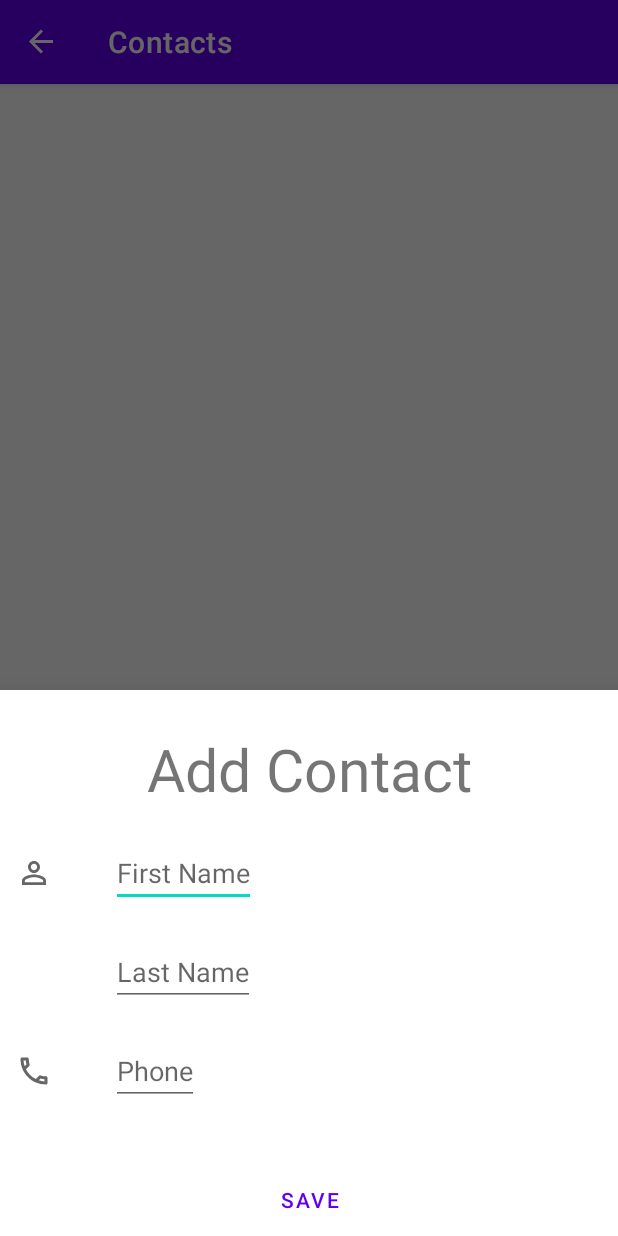
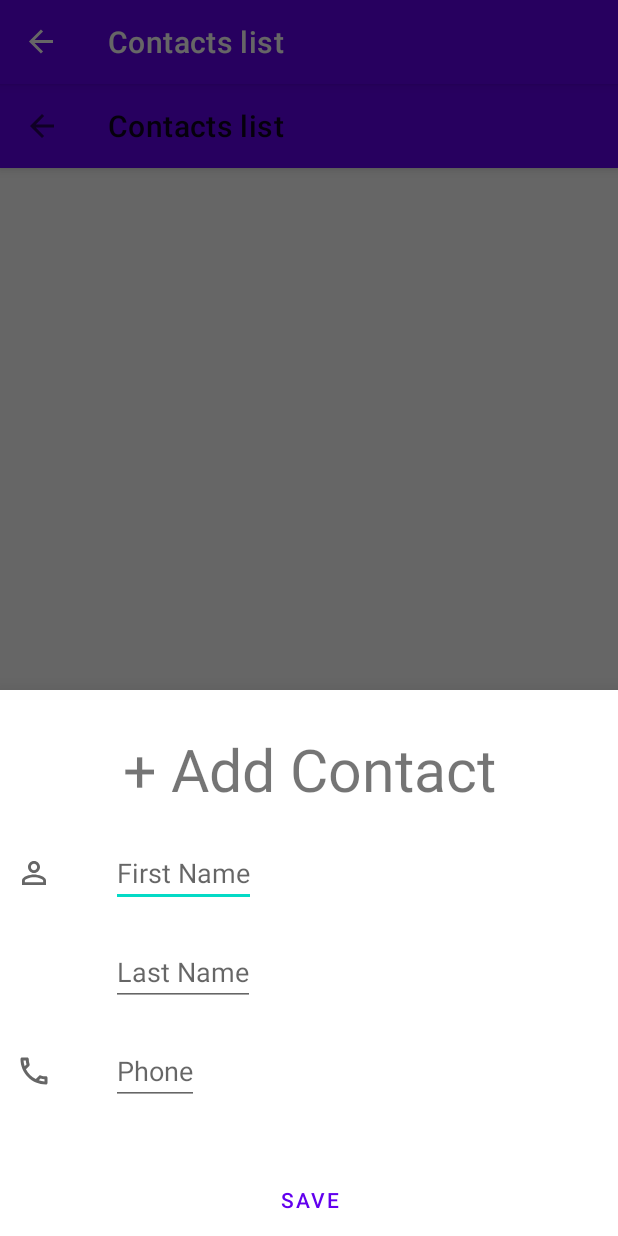
Before and after one commit to OpenLake/Sampoorna, an Android app: the ContactFragment screen opened through its navigation route, after a tap on an icon or button, on a phone screen of 412 x 824 dp. Run offline under Robolectric (Android 15) with nearby library versions, the phone set to English and light mode, and no system bars; our stand-ins replace Dagger/Hilt's generated code, navigation-ui, sdp/ssp sizes; 1 statement that could not run was skipped.

Commit message:
contact list updation , deletion faulty,added sos services

```diff
--- a/app/build.gradle
+++ b/app/build.gradle
@@ -70,6 +70,8 @@ dependencies {
     implementation group: 'androidx.lifecycle', name: 'lifecycle-viewmodel-ktx', version: '2.4.0'
     kapt("androidx.hilt:hilt-compiler:1.0.0")
 
-    //SafeArgs
+    //Location by Play Services
+    implementation 'com.google.android.gms:play-services-location:19.0.0'
+
 
 }
--- a/app/src/main/AndroidManifest.xml
+++ b/app/src/main/AndroidManifest.xml
@@ -2,6 +2,7 @@
 <manifest xmlns:android="http://schemas.android.com/apk/res/android"
     package="org.openlake.sampoorna">
 
+    <uses-permission android:name="android.permission.VIBRATE" />
     <application
         android:name=".App"
         android:allowBackup="true"
--- a/app/src/main/java/org/openlake/sampoorna/data/dao/ContactsDao.kt
+++ b/app/src/main/java/org/openlake/sampoorna/data/dao/ContactsDao.kt
@@ -11,7 +11,7 @@ interface ContactsDao {
     fun insert(contact: ContactsEntity)
 
     @Delete
-    fun delete(note: ContactsEntity)
+    fun delete(contact: ContactsEntity)
 
     @Query("Select * from contacts order by id ASC")
     fun getAllContacts(): LiveData<List<ContactsEntity>>
--- a/app/src/main/java/org/openlake/sampoorna/data/repository/ContactsRepository.kt
+++ b/app/src/main/java/org/openlake/sampoorna/data/repository/ContactsRepository.kt
@@ -7,5 +7,5 @@ import org.openlake.sampoorna.data.sources.entities.ContactsEntity
 interface ContactsRepository {
      fun fetchAllContacts() : LiveData<List<ContactsEntity>>
      suspend fun insert(contact: Contacts)
-     fun delete(contact: Contacts)
+     suspend fun delete(contact: Contacts)
 }
--- a/app/src/main/java/org/openlake/sampoorna/data/repository/ContactsRepositoryImpl.kt
+++ b/app/src/main/java/org/openlake/sampoorna/data/repository/ContactsRepositoryImpl.kt
@@ -1,5 +1,6 @@
 package org.openlake.sampoorna.data.repository
 
+import android.util.Log
 import androidx.lifecycle.LiveData
 import org.openlake.sampoorna.data.di.Transformer
 import org.openlake.sampoorna.data.sources.AppDatabase
@@ -19,7 +20,7 @@ class ContactsRepositoryImpl @Inject constructor(val appDatabase: AppDatabase):
         appDatabase.contactsDao().insert(Transformer.convertContactModelToContactEntity(contact))
     }
 
-    override fun delete(contact: Contacts) {
+    override suspend fun delete(contact: Contacts) {
         appDatabase.contactsDao().delete(Transformer.convertContactModelToContactEntity(contact))
     }
 }
--- a/app/src/main/java/org/openlake/sampoorna/presentation/MainActivity.kt
+++ b/app/src/main/java/org/openlake/sampoorna/presentation/MainActivity.kt
@@ -25,7 +25,7 @@ class MainActivity : AppCompatActivity() {
         //Implementing bottom navigation view
         val bottomNavigationView = findViewById<BottomNavigationView>(R.id.bottomNavigationView)
         val navController = findNavController(R.id.fragmentContainerView)
-        //using AppBarConfiguration because sibiling screens are not hierarchically related
+        //using AppBarConfiguration because sibling screens are not hierarchically related
         val appBarConfiguration = AppBarConfiguration(setOf(R.id.alertFragment,R.id.trackingFragment))
         setupActionBarWithNavController(navController,appBarConfiguration)
         bottomNavigationView.setupWithNavController(navController)
--- a/app/src/main/java/org/openlake/sampoorna/presentation/features/contacts/AddContactBottomSheet.kt
+++ b/app/src/main/java/org/openlake/sampoorna/presentation/features/contacts/AddContactBottomSheet.kt
@@ -6,6 +6,7 @@ import android.util.Patterns
 import android.view.LayoutInflater
 import android.view.View
 import android.view.ViewGroup
+import android.widget.EditText
 import android.widget.Toast
 import androidx.fragment.app.activityViewModels
 import com.google.android.material.bottomsheet.BottomSheetDialogFragment
@@ -24,15 +25,14 @@ class AddContactBottomSheet: BottomSheetDialogFragment() {
         savedInstanceState: Bundle?
     ): View? {
         return inflater.inflate(R.layout.bottomsheet_add_contacts, container, false)
-
     }
 
     override fun onViewCreated(view: View, savedInstanceState: Bundle?) {
         super.onViewCreated(view, savedInstanceState)
 
         val btn_save_contact:MaterialButton=view.findViewById(R.id.btn_add_contact)
-        val contact_first_name:TextInputEditText=view.findViewById(R.id.first_name_input)
-        val contact_last_name:TextInputEditText=view.findViewById(R.id.last_name_input)
+        val contact_first_name:EditText=view.findViewById(R.id.first_name_input)
+        val contact_last_name:EditText=view.findViewById(R.id.last_name_input)
         val contact_phone_number:TextInputEditText=view.findViewById(R.id.contact_number_add)
         btn_save_contact.setOnClickListener {
             if(contact_first_name.text?.isEmpty()!!  ){
@@ -49,14 +49,11 @@ class AddContactBottomSheet: BottomSheetDialogFragment() {
                 contact_phone_number.requestFocus()
                 return@setOnClickListener
             }
-            val contact= Contacts(contact_first_name.text.toString()+contact_last_name.toString(),contact_phone_number.text.toString())
+            val contact= Contacts(contact_first_name.text.toString()+" "+contact_last_name.text.toString(),contact_phone_number.text.toString())
             contactSharedViewModel.insertContact(contact)
-
             dismiss()
         }
 
     }
 
-
-
 }
--- a/app/src/main/java/org/openlake/sampoorna/presentation/features/contacts/ContactFragment.kt
+++ b/app/src/main/java/org/openlake/sampoorna/presentation/features/contacts/ContactFragment.kt
@@ -2,21 +2,22 @@ package org.openlake.sampoorna.presentation.features.contacts
 
 import android.os.Bundle
 import android.util.Log
-import android.view.LayoutInflater
-import android.view.View
-import android.view.ViewGroup
+import android.view.*
+import android.widget.Button
+import androidx.appcompat.app.AppCompatActivity
 import androidx.fragment.app.Fragment
 import androidx.lifecycle.ViewModelProvider
+import androidx.navigation.Navigation
 import androidx.recyclerview.widget.LinearLayoutManager
 import androidx.recyclerview.widget.RecyclerView
+import com.google.android.material.appbar.AppBarLayout
+import com.google.android.material.appbar.MaterialToolbar
 import com.google.android.material.floatingactionbutton.FloatingActionButton
 import dagger.hilt.android.AndroidEntryPoint
-import org.openlake.sampoorna.App
 import org.openlake.sampoorna.R
-import org.openlake.sampoorna.presentation.adapter.ContactsRVAdapter
-import org.openlake.sampoorna.presentation.adapter.Listeners
 import org.openlake.sampoorna.databinding.FragmentContactBinding
 import org.openlake.sampoorna.data.sources.entities.Contacts
+import org.openlake.sampoorna.presentation.MainActivity
 
 @AndroidEntryPoint
 class ContactFragment : Fragment(R.layout.fragment_contact), Listeners {
@@ -27,6 +28,8 @@ class ContactFragment : Fragment(R.layout.fragment_contact), Listeners {
     override fun onCreateView(inflater: LayoutInflater, container: ViewGroup?, savedInstanceState: Bundle?): View {
         _binding = FragmentContactBinding.inflate(inflater,container,false)
         val view = binding.root
+        val act = activity as MainActivity
+        act.setTheme(R.style.AppTheme)
 
         //Implementing Recycler View settings
         val contactsRV = view.findViewById<RecyclerView>(R.id.contacts_rv)
@@ -37,20 +40,26 @@ class ContactFragment : Fragment(R.layout.fragment_contact), Listeners {
         //ViewModel instantiating
         viewModel = ViewModelProvider(this)[ContactsViewModel::class.java]
         viewModel.allContacts.observe(viewLifecycleOwner,{
-                adapter.updateContacts(it)
-        })
+                //adapter.updateContacts(it as ArrayList<Contacts>)
+
+        }
+        )
 
         //fab actions
         val addContactsFragment= AddContactBottomSheet()
         val addContactBtn = view.findViewById<FloatingActionButton>(R.id.contacts_add)
         addContactBtn.setOnClickListener {
             addContactsFragment.show(parentFragmentManager,"addContactBottomSheet")
-
+        }
+        val contactsTopAppBar = view.findViewById<MaterialToolbar>(R.id.topAppBar)
+        contactsTopAppBar.setNavigationOnClickListener {
+            Navigation.findNavController(it).navigate(R.id.action_contactFragment_to_alertFragment)
         }
         return view
     }
 
     override fun onItemClicked(contact: Contacts) {
         viewModel.deleteContact(contact)
+
     }
 }
--- /dev/null
+++ b/app/src/main/res/drawable/ic_arrow_left.xml
@@ -0,0 +1,11 @@
+<vector xmlns:android="http://schemas.android.com/apk/res/android"
+    android:width="24dp"
+    android:height="24dp"
+    android:viewportWidth="24"
+    android:viewportHeight="24"
+    android:tint="?attr/colorControlNormal"
+    android:autoMirrored="true">
+  <path
+      android:fillColor="@android:color/white"
+      android:pathData="M20,11H7.83l5.59,-5.59L12,4l-8,8 8,8 1.41,-1.41L7.83,13H20v-2z"/>
+</vector>
--- a/app/src/main/res/layout/fragment_contact.xml
+++ b/app/src/main/res/layout/fragment_contact.xml
@@ -2,24 +2,46 @@
 <androidx.constraintlayout.widget.ConstraintLayout xmlns:android="http://schemas.android.com/apk/res/android"
     xmlns:tools="http://schemas.android.com/tools"
     xmlns:app="http://schemas.android.com/apk/res-auto"
-    android:id="@+id/frameLayout"
     android:layout_width="match_parent"
     android:layout_height="match_parent"
     tools:context=".presentation.features.contacts.ContactFragment">
+
+    <com.google.android.material.appbar.AppBarLayout
+        android:id="@+id/ContactTopAppBar"
+        android:layout_width="match_parent"
+        android:layout_height="wrap_content"
+        app:layout_constraintStart_toStartOf="parent"
+        app:layout_constraintEnd_toEndOf="parent"
+        app:layout_constraintTop_toTopOf="parent">
+
+        <com.google.android.material.appbar.MaterialToolbar
+            android:id="@+id/topAppBar"
+            android:layout_width="match_parent"
+            android:layout_height="?attr/actionBarSize"
+            app:title="@string/contacts"
+
+            app:navigationIcon="@drawable/ic_arrow_left" />
+
+    </com.google.android.material.appbar.AppBarLayout>
+
+    <!-- Note: A RecyclerView can also be used -->
+
     <com.google.android.material.floatingactionbutton.FloatingActionButton
         android:id="@+id/contacts_add"
         android:src="@drawable/ic_add"
         android:layout_width="wrap_content"
         android:layout_height="wrap_content"
+        app:layout_behavior="com.google.android.material.behavior.HideBottomViewOnScrollBehavior"
         app:layout_constraintRight_toRightOf="parent"
         app:layout_constraintBottom_toBottomOf="parent"
-        android:layout_margin="@dimen/_16sdp"/>
+        app:layout_constraintLeft_toLeftOf="parent"
+        android:layout_margin="@dimen/_16sdp"
+      />
     <androidx.recyclerview.widget.RecyclerView
         android:id="@+id/contacts_rv"
         android:layout_width="match_parent"
         android:layout_height="0dp"
-        android:layout_marginTop="@dimen/_16sdp"
-        app:layout_constraintTop_toTopOf="parent"
+        app:layout_constraintTop_toBottomOf="@id/ContactTopAppBar"
         app:layout_constraintStart_toStartOf="parent"
         app:layout_constraintEnd_toEndOf="parent"
         app:layout_constraintBottom_toBottomOf="parent"
--- a/app/src/main/res/layout/item_contacts.xml
+++ b/app/src/main/res/layout/item_contacts.xml
@@ -1,10 +1,9 @@
 <?xml version="1.0" encoding="utf-8"?>
 <androidx.constraintlayout.widget.ConstraintLayout xmlns:android="http://schemas.android.com/apk/res/android"
     android:layout_width="match_parent"
-    android:layout_height="match_parent"
+    android:layout_height="@dimen/_58sdp"
     android:layout_margin="@dimen/_10sdp"
     xmlns:app="http://schemas.android.com/apk/res-auto">
-
 
     <androidx.cardview.widget.CardView
         android:id="@+id/contact_card"
@@ -13,9 +12,7 @@
         app:layout_constraintTop_toTopOf="parent"
         app:layout_constraintStart_toStartOf="parent"
         app:layout_constraintEnd_toEndOf="parent"
-        app:cardCornerRadius="@dimen/_40sdp"
         android:backgroundTint="@color/iceblue"
-
         >
         <ImageView
             android:id="@+id/contact_pfp"
@@ -50,7 +47,6 @@
             android:layout_gravity="end|center"
             android:paddingEnd="@dimen/_8sdp"/>
 
-
     </androidx.cardview.widget.CardView>
 
 </androidx.constraintlayout.widget.ConstraintLayout>
--- a/app/src/main/res/navigation/navigation_graph.xml
+++ b/app/src/main/res/navigation/navigation_graph.xml
@@ -23,7 +23,11 @@
         android:id="@+id/contactFragment"
         android:name="org.openlake.sampoorna.presentation.features.contacts.ContactFragment"
         android:label="@string/contacts"
-        tools:layout="@layout/fragment_contact" />
+        tools:layout="@layout/fragment_contact" >
+        <action
+            android:id="@+id/action_contactFragment_to_alertFragment"
+            app:destination="@id/alertFragment" />
+    </fragment>
     <fragment
         android:id="@+id/addContactBottomSheet2"
         android:name="org.openlake.sampoorna.presentation.features.contacts.AddContactBottomSheet"
--- a/app/src/main/res/values/strings.xml
+++ b/app/src/main/res/values/strings.xml
@@ -8,12 +8,16 @@
     <string name="track_menstruation">Track Menstruation</string>
     <string name="hellotext">Hello,</string>
     <string name="sample_text">Sample Text</string>
-    <string name="contacts">Contacts</string>
+    <string name="contacts">Contacts list</string>
     <string name="Date_Selection">Choose the Last Date</string>
     <string name="Countdown">Days Left</string>
-    <string name="add_contact">Add Contact</string>
+    <string name="add_contact">+ Add Contact</string>
     <string name="first_name">First Name</string>
     <string name="last_name">Last Name</string>
     <string name="phone">Phone</string>
     <string name="save">Save</string>
+    <string name="go_back_to_alert_menu">Go back to Alert Menu</string>
+    <string name="enable_gps">Enable GPS</string>
+    <string name="required_for_this_app">Required For this feature</string>
+    <string name="enable_now">Enable Now</string>
 </resources>
--- a/app/src/main/res/values/themes.xml
+++ b/app/src/main/res/values/themes.xml
@@ -13,4 +13,9 @@
         <item name="android:statusBarColor" tools:targetApi="l">?attr/colorPrimaryVariant</item>
         <!-- Customize your theme here. -->
     </style>
+
+    <style name="AppTheme" parent="Theme.MaterialComponents.Light.NoActionBar">
+        <item name="windowActionBar">false</item>
+        <item name="windowNoTitle">true</item>
+    </style>
 </resources>
```
Also changed, not shown: app/src/main/java/org/openlake/sampoorna/presentation/features/contacts/ContactsRVAdapter.kt (+8 -4 lines), app/src/main/java/org/openlake/sampoorna/presentation/features/contacts/ContactsViewModel.kt (+4 -7 lines), app/src/main/java/org/openlake/sampoorna/util/ViewUtils.kt (+0 -13 lines), app/src/main/java/org/openlake/sampoorna/util/services/PowerButtonListener.kt (added, +18 -0 lines), app/src/main/java/org/openlake/sampoorna/util/services/ReactivateService.kt (added, +19 -0 lines), app/src/main/java/org/openlake/sampoorna/util/services/SensorService.kt (added, +62 -0 lines).
